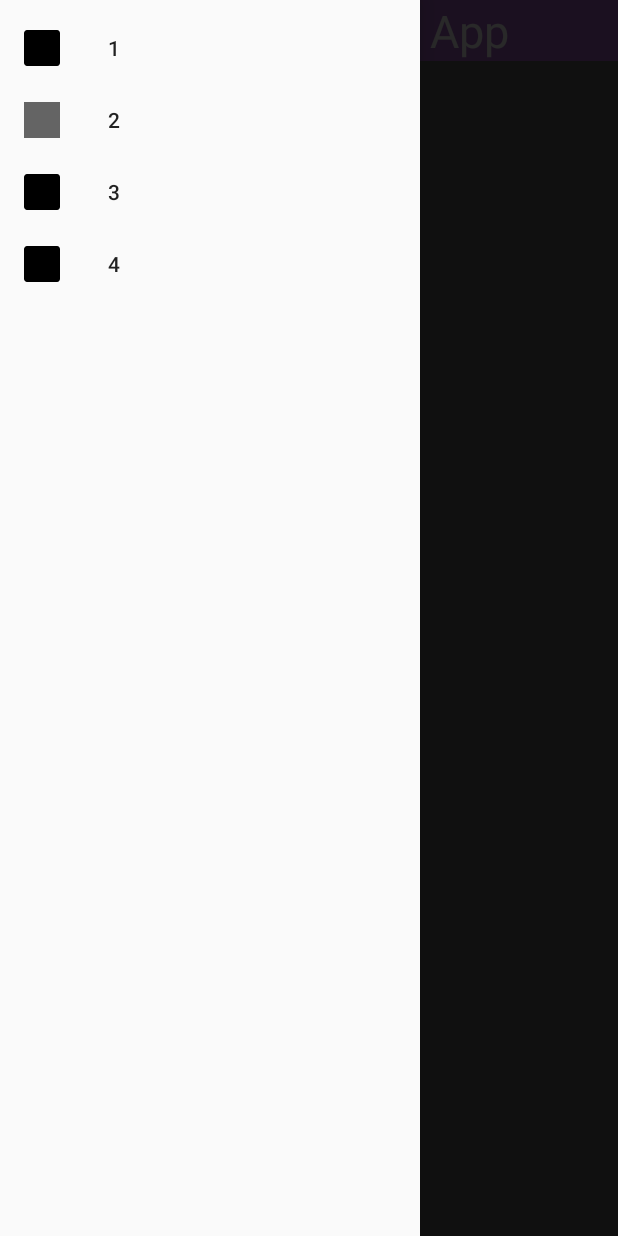
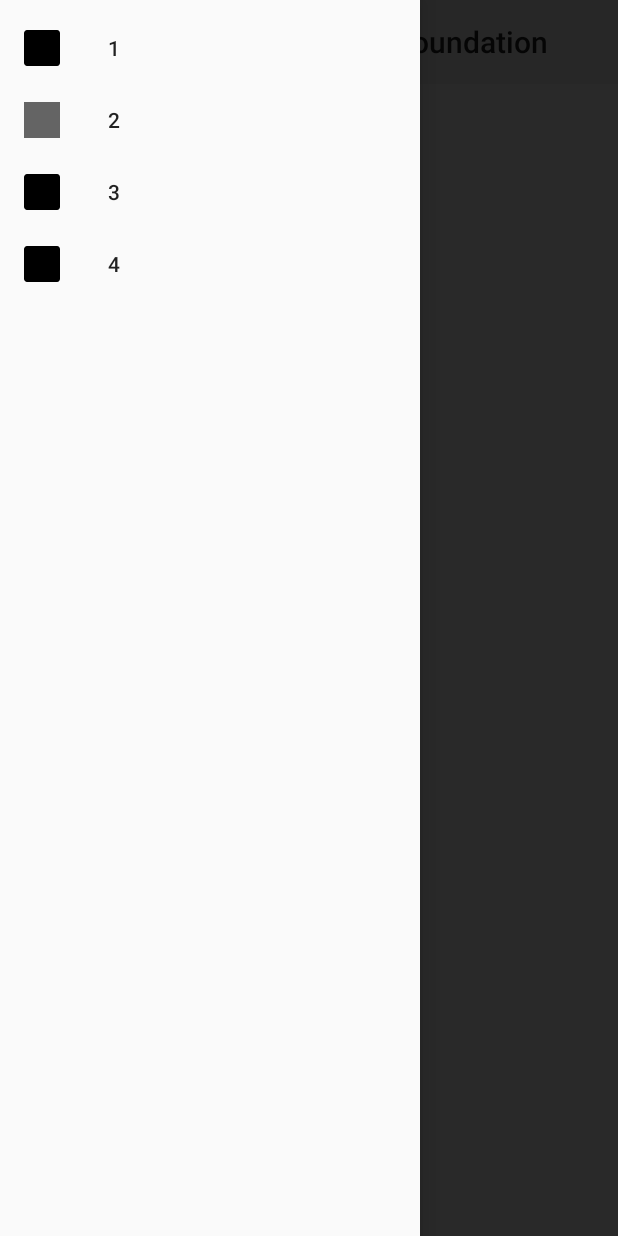
Before and after one commit to sHarshil-Shah/YEF, an Android app: the screen it shows after launch (MainActivity), with the side drawer open, on a phone screen of 412 x 824 dp. Run offline under Robolectric (Android 15) with nearby library versions, the phone set to English and light mode, and no system bars.

```diff
--- a/app/src/main/AndroidManifest.xml
+++ b/app/src/main/AndroidManifest.xml
@@ -13,7 +13,7 @@
         android:supportsRtl="true"
         android:theme="@style/Theme.AppCompat.Light.NoActionBar">
 
-        <activity android:name=".MainActivity" />
+        <activity android:name=".MainActivity"/>
 
         <activity
             android:name=".Main2Activity"
--- a/app/src/main/res/layout/activity_main.xml
+++ b/app/src/main/res/layout/activity_main.xml
@@ -33,22 +33,6 @@
         android:fitsSystemWindows="true"
         app:menu="@layout/drawer_view"/>
 
-    <LinearLayout
-        android:layout_width="match_parent"
-        android:layout_height="wrap_content">
-
-        <TextView
-            android:id="@+id/bloodDonation"
-            android:layout_width="wrap_content"
-            android:layout_height="wrap_content"
-            android:layout_weight="1"
-            android:background="@android:color/holo_purple"
-            android:gravity="center"
-            android:text="Blood Donation App"
-            android:textColor="@android:color/background_light"
-            android:textSize="30dp" />
-    </LinearLayout>
-
     <RelativeLayout xmlns:android="http://schemas.android.com/apk/res/android"
         xmlns:app="http://schemas.android.com/apk/res-auto"
         xmlns:tools="http://schemas.android.com/tools"
@@ -67,7 +51,6 @@
                 android:id="@+id/button"
                 android:layout_width="wrap_content"
                 android:layout_height="wrap_content"
-                android:layout_weight="1"
                 android:text="Find Donor" />
 
         </LinearLayout>
```
